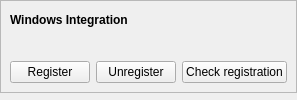
Old version of the form packages/rehuco-agent/src/rehuco_agent/settings/ui/registry_page.ui in the repository borco/rehuco.
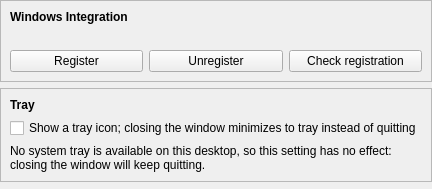
New version of the form.

Commit message: refs #205: refactor: merge the Tray settings page into System Integration

The edit to the form file:
```diff
--- a/packages/rehuco-agent/src/rehuco_agent/settings/ui/registry_page.ui
+++ b/packages/rehuco-agent/src/rehuco_agent/settings/ui/registry_page.ui
@@ -80,6 +80,56 @@
      </layout>
     </widget>
    </item>
+   <item>
+    <widget class="QFrame" name="tray_frame">
+     <property name="sizePolicy">
+      <sizepolicy hsizetype="Preferred" vsizetype="Maximum">
+       <horstretch>0</horstretch>
+       <verstretch>0</verstretch>
+      </sizepolicy>
+     </property>
+     <property name="frameShape">
+      <enum>QFrame::Shape::StyledPanel</enum>
+     </property>
+     <property name="frameShadow">
+      <enum>QFrame::Shadow::Raised</enum>
+     </property>
+     <layout class="QVBoxLayout" name="tray_frame_layout">
+      <item>
+       <widget class="QLabel" name="tray_frame_label">
+        <property name="font">
+         <font>
+          <bold>true</bold>
+         </font>
+        </property>
+        <property name="text">
+         <string>Tray</string>
+        </property>
+       </widget>
+      </item>
+      <item>
+       <widget class="QCheckBox" name="enabled_check_box">
+        <property name="text">
+         <string>Show a tray icon; closing the window minimizes to tray instead of quitting</string>
+        </property>
+        <property name="toolTip">
+         <string>Quit becomes explicit (tray menu / File &gt; Quit) while this is on</string>
+        </property>
+       </widget>
+      </item>
+      <item>
+       <widget class="QLabel" name="unavailable_label">
+        <property name="wordWrap">
+         <bool>true</bool>
+        </property>
+        <property name="text">
+         <string>No system tray is available on this desktop, so this setting has no effect: closing the window will keep quitting.</string>
+        </property>
+       </widget>
+      </item>
+     </layout>
+    </widget>
+   </item>
    <item>
     <spacer name="bottom_spacer">
      <property name="orientation">
```
The commit also changes 13 other files.
